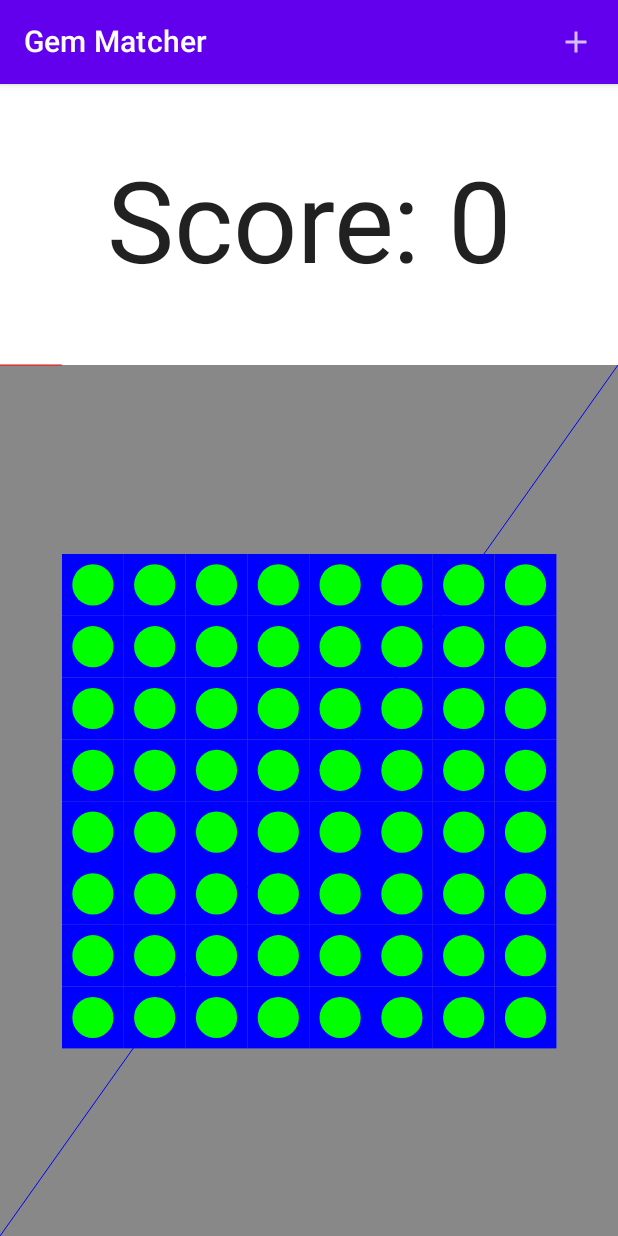
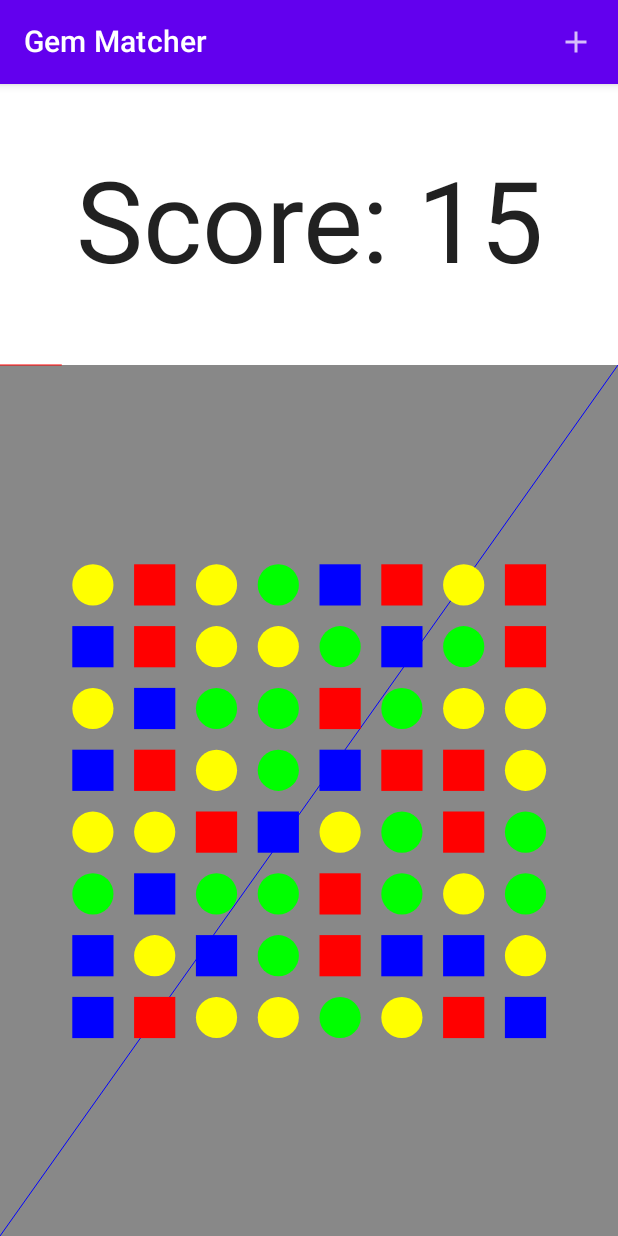
Before and after one commit to emlewis2/HW4, an Android app built with Jetpack Compose: the screen it shows after launch (MainActivity), on a phone screen of 412 x 824 dp. Run offline under Robolectric (Android 15) with nearby library versions, the phone set to English and light mode, and no system bars.

Commit message:
Added game logic and initial score addition without delay

```diff
--- a/app/src/main/java/lewis/libby/hw4/GemViewModel.kt
+++ b/app/src/main/java/lewis/libby/hw4/GemViewModel.kt
@@ -2,16 +2,18 @@ package lewis.libby.hw4
 
 import android.util.Log
 import androidx.lifecycle.ViewModel
+import kotlinx.coroutines.*
 import kotlinx.coroutines.flow.Flow
 import kotlinx.coroutines.flow.MutableStateFlow
+import kotlinx.coroutines.flow.update
 
 class GemViewModel: ViewModel() {
     private val _score = MutableStateFlow<Int>(0)
     val score: Flow<Int>
         get() = _score
 
-    private val initialShapeList: List<Shape> = List(64) {Empty}
-    private val _shapes = MutableStateFlow<List<Shape>>(initialShapeList)
+//    private val initialShapeList: List<Shape> = List(64) {Circle}
+    private val _shapes = MutableStateFlow<List<Shape>>(List(64){Empty})
     val shapes: Flow<List<Shape>>
         get() = _shapes
 
@@ -27,4 +29,60 @@ class GemViewModel: ViewModel() {
 ////        _shapes.value = newShapes
 //        Log.d("Updating shapes", _shapes.value.toString())
 //    }
+
+//    /**
+//     * Calculate the List index of a gem based on its row and column.
+//     */
+//    private fun shapeIndex(row: Int, column: Int): Int {
+//        require(row in 1..NUMBER_OF_ROWS)
+//        require(column in 1..NUMBER_OF_ROWS)
+//        return (row-1)* NUMBER_OF_ROWS + column - 1
+//    }
+//
+//    /**
+//     * "Get" operator that allows us to use `shapes[row, column]` for a more natural
+//     * two-dimensional-array like access
+//     */
+//    operator fun List<Shape>.get(row: Int, column: Int) = this[shapeIndex(row, column)]
+//
+//    /**
+//     * "Set" operator that allows us to use `shapes[row, column] = shape` for more natural
+//     *    two-dimensional-array-like access
+//     */
+//    operator fun MutableList<Shape>.set(row: Int, column: Int, shape: Shape) {
+//        this[shapeIndex(row, column)] = shape
+//    }
+
+    fun updateGems(newList: List<Shape>) {
+        Log.d("In Update Gems", "")
+        _shapes.update{newList}
+        Log.d("In Update Gems Updated", _shapes.value.toString())
+    }
+
+    suspend fun gameLogic(shapeList: List<Shape>) = withContext(Dispatchers.Default) {
+//        var newList = shapeList.replaceEmptiesWithRandoms()
+        Log.d("In Game Logic", "")
+//        if (!scope.isActive) {
+            Log.d("New List", shapeList.toString())
+//        shapeList = shapeList.replaceEmptiesWithRandoms()
+
+            while (shapeList.matches.isNotEmpty()) {
+                Log.d("Matches", shapeList.matches.toString())
+                //Highlight here
+                val removedMatches = shapeList.removeMatches(shapeList.matches)
+                _shapes.update { removedMatches }
+                delay(1000)
+                Log.d("Removed", removedMatches.toString())
+                val shifted = removedMatches.shiftDown()
+                _shapes.update { shifted }
+                delay(1000)
+                Log.d("Shifted", shifted.toString())
+                val filled = shifted.replaceEmptiesWithRandoms()
+                _shapes.update { filled }
+                delay(1000)
+                Log.d("Filled", filled.toString())
+            }
+//        _shapes.update{newList}
+//        }
+    }
 }
--- a/app/src/main/java/lewis/libby/hw4/Helper.kt
+++ b/app/src/main/java/lewis/libby/hw4/Helper.kt
@@ -4,6 +4,7 @@ package lewis.libby.hw4
 
 import androidx.compose.runtime.Immutable
 import androidx.compose.ui.geometry.Offset
+import kotlinx.coroutines.delay
 import kotlin.random.Random // (must be at top of file after package statement)
 
 /**
@@ -56,6 +57,8 @@ fun shapeIndex(row: Int, column: Int): Int {
  * two-dimensional-array like access
  */
 operator fun List<Shape>.get(row: Int, column: Int) = this[shapeIndex(row, column)]
+
+//fun List<Shape>.getShape(row: Int, column: Int) = this.get(shapeIndex(0, 0))
 
 /**
  * "Set" operator that allows us to use `shapes[row, column] = shape` for more natural
@@ -169,13 +172,14 @@ fun List<Shape>.shiftDown(): List<Shape> {
 /**
  * Create a copy of the gem list that has [Empty] gems where matching gems were
  */
-fun List<Shape>.removeMatches(matches: Set<Int>) =
+ fun List<Shape>.removeMatches(matches: Set<Int>) =
     mapIndexed { n, existingShape ->
         if (n in matches) {
             Empty
         } else {
             existingShape
         }
+//        delay(500)
     }
 
 /**
--- a/app/src/main/java/lewis/libby/hw4/MainActivity.kt
+++ b/app/src/main/java/lewis/libby/hw4/MainActivity.kt
@@ -14,6 +14,7 @@ import androidx.compose.material.icons.filled.Add
 import androidx.compose.runtime.Composable
 import androidx.compose.runtime.collectAsState
 import androidx.compose.runtime.remember
+import androidx.compose.runtime.rememberCoroutineScope
 import androidx.compose.ui.Alignment
 import androidx.compose.ui.Modifier
 import androidx.compose.ui.geometry.Offset
@@ -25,8 +26,10 @@ import androidx.compose.ui.res.stringResource
 import androidx.compose.ui.unit.IntSize
 import androidx.compose.ui.unit.dp
 import androidx.compose.ui.unit.sp
+import kotlinx.coroutines.*
 import lewis.libby.hw4.ui.theme.HW4Theme
 import kotlin.math.min
+import kotlin.math.sqrt
 
 class MainActivity : ComponentActivity() {
     private val viewModel by viewModels<GemViewModel>()
@@ -46,35 +49,52 @@ class MainActivity : ComponentActivity() {
 }
 
 data class Handlers(
-    val onClickScore: (points: Int) -> Unit
+    val onAddScore: (points: Int) -> Unit,
+    val gameLogic: (shapeList: List<Shape>) -> Unit,
 )
 
 @Composable
 fun Ui(
     viewModel: GemViewModel
 ) {
+    val scope = rememberCoroutineScope()
     val score = viewModel.score.collectAsState(initial = 0).value
-    val shapes = viewModel.shapes.collectAsState(initial = emptyList()).value
+    val shapes = viewModel.shapes.collectAsState(initial = List(64){Empty}).value
+
+//    val location = shapeIndex(0, 0)
+//    val test = shapes[1, 1]
+//    Log.d("Test above", test.toString())
 
     val handlers = remember(viewModel) {
         Handlers(
-            onClickScore = { viewModel.increaseScore(it) }
+            onAddScore = { viewModel.increaseScore(it) },
+            gameLogic = {shapeList ->
+                    scope.launch {
+                        viewModel.gameLogic(shapeList)
+                    }
+            }
         )
     }
 
     Graph(
+        scope = scope,
         score = score,
         shapes = shapes,
         handlers = handlers,
+        updateGems = viewModel::updateGems,
 //        updateShapes = viewModel::updateShapes,
         modifier = Modifier.fillMaxSize()
     )
+
+//    handlers.gameLogic(shapes)
 }
 
 @Composable
 fun Graph(
+    scope: CoroutineScope,
     score: Int,
     shapes: List<Shape>,
+    updateGems: (List<Shape>) -> Unit,
     handlers: Handlers,
 //    updateShapes: (newShapes: List<Shape>) -> Unit,
     modifier: Modifier
@@ -82,6 +102,7 @@ fun Graph(
     with(LocalDensity.current) {
 
 //        const val NUMBER_OF_ROWS = 8
+//        val scope = rememberCoroutineScope()
 
         fun DrawScope.drawCircle(x: Float, y: Float, outlineColor: Color, shapeOffsetPx: Float, shapeCenter: Offset, radius: Float, outline: DrawStyle) {
             translate(x + shapeOffsetPx, y + shapeOffsetPx) {
@@ -89,6 +110,13 @@ fun Graph(
                 drawCircle(color = outlineColor, center = shapeCenter, radius = radius, style = outline)
             }
         }
+
+//        val testList = List(5) {Circle}
+//        val currentPosition = testList[0,0]
+//        Log.d("Test", currentPosition.toString())
+
+//        val currentPosition = shapes[0, 0]
+//        Log.d("Current Position", currentPosition.toString())
 
 //        fun DrawScope.drawCircle(x: Float, y: Float, outlineColor: Color) {
 //            translate(x + shapeOffsetPx, y + shapeOffsetPx) {
@@ -103,7 +131,7 @@ fun Graph(
                     title = { Text(stringResource(R.string.title)) },
                     actions = {
                         IconButton(
-                            onClick = { handlers.onClickScore(5) }
+                            onClick = { handlers.onAddScore(5) }
                         ) {
                             Icon(
                                 imageVector = Icons.Default.Add,
@@ -183,16 +211,83 @@ fun Graph(
                                 size.toIntSize(), layoutDirection
                             )
 
+//                            val currentPosition = shapes.get(0, 0)
+//                            Log.d("Current Position", currentPosition.toString())
+
+                            val outlineColor = Color.Black
+
+//                            var newList = shapes.replaceEmptiesWithRandoms()
+
+//                            if (!scope.isActive){
+//                                handlers.gameLogic(shapes, scope)
+//                            }
+//                            handlers.gameLogic(shapes, scope)
+//                            Log.d("New List", newList.toString())
+//                            scope.launch{
+//                                while(newList.matches.isNotEmpty()) {
+//                                    Log.d("Matches", newList.matches.toString())
+//                                    val removedMatches = newList.removeMatches(newList.matches)
+//                                    delay(500)
+//                                    Log.d("Removed", removedMatches.toString())
+//                                    val shifted = removedMatches.shiftDown()
+//                                    delay(500)
+//                                    Log.d("Shifted", shifted.toString())
+//                                    val filled = shifted.replaceEmptiesWithRandoms()
+//                                    delay(500)
+//                                    Log.d("Filled", filled.toString())
+//                                    newList = filled
+//                                    Log.d("Final", newList.toString())
+//                                }
+//                            }
+//                            updateGems(newList)
+                            var newList = shapes.replaceEmptiesWithRandoms()
+                            Log.d("New List", newList.toString())
+
+                            while(newList.matches.isNotEmpty()) {
+                                Log.d("Matches", newList.matches.toString())
+                                handlers.onAddScore(newList.matches.size)
+                                val removedMatches = newList.removeMatches(newList.matches)
+                                Log.d("Removed", removedMatches.toString())
+                                val shifted = removedMatches.shiftDown()
+                                Log.d("Shifted", shifted.toString())
+                                val filled = shifted.replaceEmptiesWithRandoms()
+                                Log.d("Filled", filled.toString())
+                                newList = filled
+                                Log.d("Final", newList.toString())
+                            }
+                            updateGems(newList)
+
+//                            val newList = List(64){Circle}
+//                            val matches = newList.matches
+//                            val removedMatches = newList.removeMatches(matches)
+//                            Log.d("Matches", matches.toString())
+//                            Log.d("Removed", removedMatches.toString())
+//                            val shifted = removedMatches.shiftDown()
+//                            Log.d("")
+//                            updateGems(newList)
+
+
                             translate(alignOffset.x.toFloat(), alignOffset.y.toFloat()) {
-                                for (i in 0 until 8) {
-                                    for (j in 0 until 8) {
+                                for (row in 0 until 8) {
+                                    for (column in 0 until 8) {
                                         translate(
-                                            left = j * boxSize,
-                                            top = i * boxSize
+                                            left = row * boxSize,
+                                            top = column * boxSize
                                         ) {
-                                            Log.d("Inside", i.toString())
-                                            drawRect(color = Color.Blue, size = Size(boxSize, boxSize))
-                                            drawCircle(color = Color.Green, center = shapeCenter, radius = radius)
+//                                            Log.d("Inside", row.toString())
+//                                            val currentPosition = shapes.get(row, column)
+//                                            Log.d("Shape", currentPosition.toString())
+                                            when(shapes[row+1, column+1]) {
+                                                Circle -> drawCircle(color = Color.Yellow, center = shapeCenter, radius = radius)
+                                                Square ->  drawRect(color = Color.Blue, size = Size(shapeSize, shapeSize), topLeft = Offset(shapeOffset, shapeOffset))
+                                                Diamond -> drawRect(color = Color.Red, size = Size(shapeSize, shapeSize), topLeft = Offset(shapeOffset, shapeOffset))
+                                                Cross -> drawCircle(color = Color.Green, center = shapeCenter, radius = radius)
+                                                Empty -> {}
+                                            }
+//                                            Log.d("Inside", row.toString())
+//                                            drawRect(color = Color.Blue, size = Size(shapeSize, shapeSize), topLeft = Offset(shapeOffset, shapeOffset))
+//                                            drawCircle(color = Color.Green, center = shapeCenter, radius = radius)
+
                                         }
                                     }
                                 }
@@ -207,11 +302,25 @@ fun Graph(
 ////                                    Circle -> drawCircle(it.offset.x, it.offset.y, outlineColor)
 //                                }
 //                            }
-                            Log.d("Original Shapes", shapes.toString())
-                            val newList = shapes.replaceEmptiesWithRandoms()
-                            Log.d("New List", newList.toString())
+//                            Log.d("Original Shapes", shapes.toString())
+//                            var newList = shapes.replaceEmptiesWithRandoms()
+//                            while(newList.matches.isNotEmpty()) {
+//                                val removedMatches = newList.removeMatches(newList.matches)
+//                                val shifted = removedMatches.shiftDown()
+//                                val filled = shifted.replaceEmptiesWithRandoms()
+//                                newList = filled
+//                            }
+//                            Log.d("New List", newList.toString())
 //                            updateShapes(newList)
-                            Log.d("Shapes", shapes.toString())
+//                            Log.d("Shapes", shapes.toString())
+
+//                            val removedMatches = newList.removeMatches(newList.matches)
+
+//                            val shifted = removedMatches.shiftDown()
+
+//                            updateGems(newList)
+//                            Log.d("Updated Gems", shapes.toString())
+
 
 //                            newList.forEach {
 //                                val outlineColor = Color.Black
```
